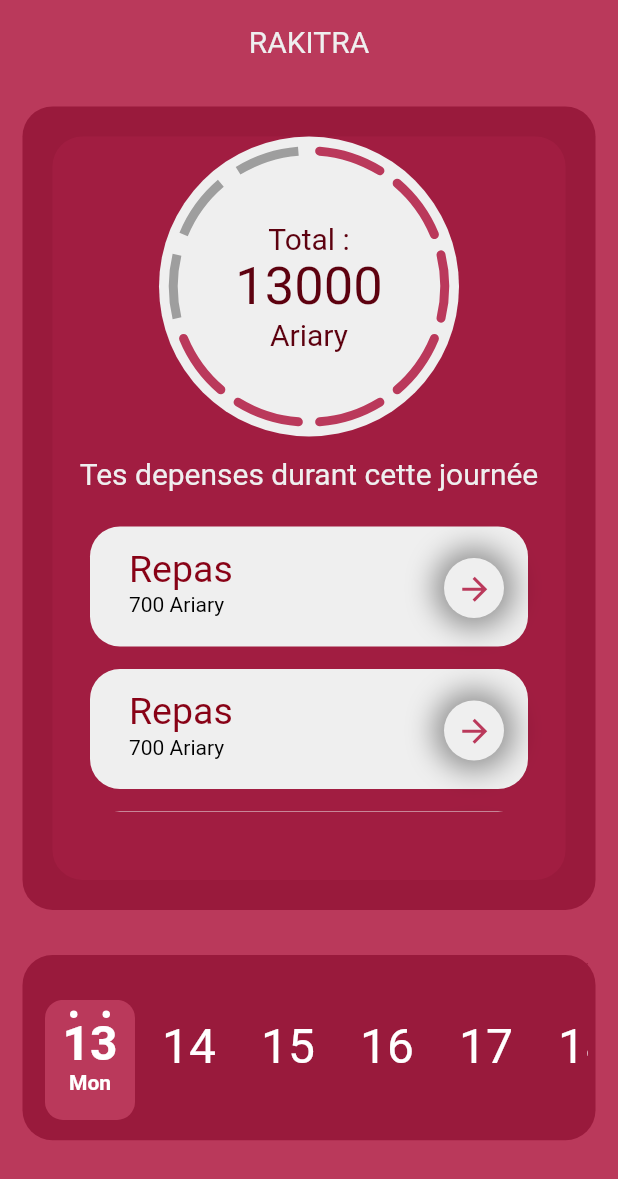
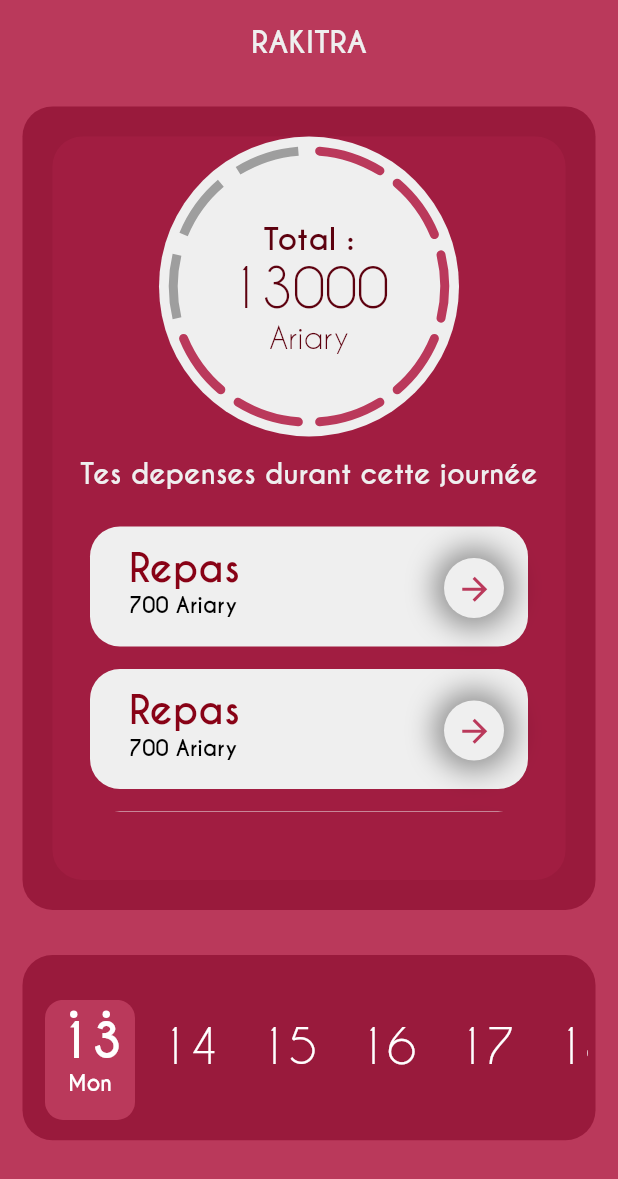
Before and after one commit to c3k4ah/RAKITRA, a Flutter app: the screen it shows after launch, on a phone screen of 412 x 824 dp. Shown: the top 1179 px of the screen. Run offline on Flutter 3.47's test engine with Material 2 defaults, Android fonts, the phone set to English and light mode, and no system bars; drawn by our look-alikes of calendar_timeline, step_progress_indicator.

Commit message:
add font

```diff
--- a/lib/main.dart
+++ b/lib/main.dart
@@ -12,8 +12,9 @@ class MyApp extends StatelessWidget {
   // This widget is the root of your application.
   @override
   Widget build(BuildContext context) {
-    return const MaterialApp(
+    return MaterialApp(
       title: 'RAKITRA',
+      theme: ThemeData(fontFamily: "CaviarDreams"),
       debugShowCheckedModeBanner: false,
       home: PageTwo(),
     );
--- a/lib/views/page_two.dart
+++ b/lib/views/page_two.dart
@@ -36,7 +36,7 @@ class _PageTwoState extends State<PageTwo> {
         elevation: 0,
         title: Text(
           "RAKITRA",
-          style: TextStyle(color: swatch_3, fontWeight: FontWeight.w400),
+          style: TextStyle(color: swatch_3, fontWeight: FontWeight.bold),
         ),
         centerTitle: true,
       ),
@@ -65,7 +65,6 @@ class _PageTwoState extends State<PageTwo> {
                             setState(() {
                               isObj = !isObj;
                             });
-                            print(pourcentage(objectif, total));
                           },
                           child: Container(
                             width: 200,
@@ -83,21 +82,21 @@ class _PageTwoState extends State<PageTwo> {
                                           style: TextStyle(
                                               fontSize: 20,
                                               color: swatch_1,
-                                              fontWeight: FontWeight.w400),
+                                              fontWeight: FontWeight.bold),
                                         ),
                                         Text(
                                           "$objectif",
                                           style: TextStyle(
                                             fontSize: 35,
                                             color: swatch_1,
-                                              fontWeight: FontWeight.w400),
+                                          ),
                                         ),
                                         Text(
                                           "Ariary",
                                           style: TextStyle(
                                             fontSize: 20,
                                             color: swatch_1,
-                                              fontWeight: FontWeight.w400),
+                                          ),
                                         ),
                                       ],
                                     )
@@ -110,21 +109,21 @@ class _PageTwoState extends State<PageTwo> {
                                           style: TextStyle(
                                               fontSize: 20,
                                               color: swatch_1,
-                                              fontWeight: FontWeight.w400),
+                                              fontWeight: FontWeight.bold),
                                         ),
                                         Text(
                                           "$total",
                                           style: TextStyle(
                                             fontSize: 35,
                                             color: swatch_1,
-                                              fontWeight: FontWeight.w400),
+                                          ),
                                         ),
                                         Text(
                                           "Ariary",
                                           style: TextStyle(
                                             fontSize: 20,
                                             color: swatch_1,
-                                              fontWeight: FontWeight.w400),
+                                          ),
                                         ),
                                       ],
                                     ),
@@ -147,9 +146,9 @@ class _PageTwoState extends State<PageTwo> {
                           child: Text(
                         "Tes depenses durant cette journée",
                         style: TextStyle(
-                            fontSize: 20,
+                            fontSize: 18,
                             color: swatch_3,
-                            fontWeight: FontWeight.normal),
+                            fontWeight: FontWeight.bold),
                       )),
                     ),
                     SizedBox(
@@ -175,13 +174,13 @@ class _PageTwoState extends State<PageTwo> {
                                   style: TextStyle(
                                       fontSize: 25,
                                       color: swatch_2,
-                                      fontWeight: FontWeight.normal),
+                                      fontWeight: FontWeight.bold),
                                 ),
                                 subtitle: Text(
                                   "700 Ariary",
                                   style: TextStyle(
                                       color: Colors.black,
-                                      fontWeight: FontWeight.normal),
+                                      fontWeight: FontWeight.w600),
                                 ),
                                 trailing: Container(
                                   decoration: BoxDecoration(
```
Also changed, not shown: lib/views/page_one.dart (+10 -10 lines), pubspec.yaml (+8 -11 lines). Lines whose indentation alone changed are shown as unchanged.
